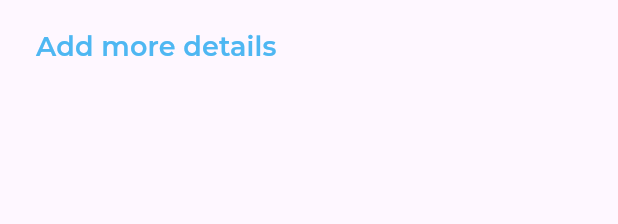
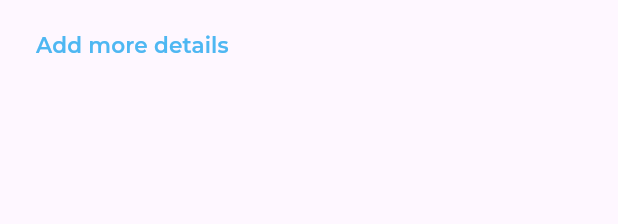
Before and after one commit to yehiaelashmawy/responsev_dash_bord, a Flutter app: the CustomButton widget shown alone on an empty page, opened directly, on a phone screen of 412 x 824 dp. Shown: the top 224 px of the screen. Run offline on Flutter 3.47's test engine with Material 3 defaults, Android fonts, the light colour scheme and no system bars; our stand-ins replace expandable_page_view, fl_chart, flutter_svg.

Commit message:
Responsev Font Size

```diff
--- a/lib/utils/app_style.dart
+++ b/lib/utils/app_style.dart
@@ -1,64 +1,118 @@
 import 'package:flutter/material.dart';
+import 'package:responsev_dash_bord/utils/size_config.dart';
 
 abstract class AppStyle {
-  static const TextStyle styleRegular16 = TextStyle(
+  static TextStyle styleRegular16(context) {
+    return TextStyle(
       color: Color(0xff064061),
-    fontSize: 16,
+      fontSize: getResponsevFontSize(context, fontSize: 16),
       fontFamily: 'Montserrat',
       fontWeight: FontWeight.w400,
     );
-  static const TextStyle styleBold16 = TextStyle(
+  }
+
+  static TextStyle styleBold16(context) {
+    return TextStyle(
       color: Color(0xff4EB7F2),
-    fontSize: 16,
+      fontSize: getResponsevFontSize(context, fontSize: 16),
       fontFamily: 'Montserrat',
       fontWeight: FontWeight.w700,
     );
-  static const TextStyle styleMedium16 = TextStyle(
+  }
+
+  static TextStyle styleMedium16(context) {
+    return TextStyle(
       color: Color(0xff064061),
-    fontSize: 16,
+      fontSize: getResponsevFontSize(context, fontSize: 16),
       fontFamily: 'Montserrat',
       fontWeight: FontWeight.w500,
     );
-  static const TextStyle styleMedium20 = TextStyle(
+  }
+
+  static TextStyle styleMedium20(context) {
+    return TextStyle(
       color: Color(0xffFFFFFF),
-    fontSize: 20,
+      fontSize: getResponsevFontSize(context, fontSize: 20),
       fontFamily: 'Montserrat',
       fontWeight: FontWeight.w500,
     );
-  static const TextStyle styleSemiBold16 = TextStyle(
+  }
+
+  static TextStyle styleSemiBold16(context) {
+    return TextStyle(
       color: Color(0xff064061),
-    fontSize: 16,
-    fontFamily: 'Montserrat',
-    fontWeight: FontWeight.w600,
-  );
-  static const TextStyle styleSemiBold20 = TextStyle(
-    color: Color(0xff064061),
-    fontSize: 20,
-    fontFamily: 'Montserrat',
-    fontWeight: FontWeight.w600,
-  );
-  static const TextStyle styleRegular12 = TextStyle(
-    color: Color(0xffAAAAAA),
-    fontSize: 12,
-    fontFamily: 'Montserrat',
-    fontWeight: FontWeight.w400,
-  );
-  static const TextStyle styleSemiBold24 = TextStyle(
-    color: Color(0xff4EB7F2),
-    fontSize: 24,
-    fontFamily: 'Montserrat',
-    fontWeight: FontWeight.w600,
-  );
-  static const TextStyle styleRegular14 = TextStyle(
-    color: Color(0xffAAAAAA),
-    fontSize: 14,
-    fontFamily: 'Montserrat',
-    fontWeight: FontWeight.w400,
-  );
-  static const TextStyle styleSemiBold18 = TextStyle(
-    color: Color(0xffffffff),
-    fontSize: 18,
+      fontSize: getResponsevFontSize(context, fontSize: 16),
       fontFamily: 'Montserrat',
       fontWeight: FontWeight.w600,
     );
   }
+
+  static TextStyle styleSemiBold20(context) {
+    return TextStyle(
+      color: Color(0xff064061),
+      fontSize: getResponsevFontSize(context, fontSize: 20),
+      fontFamily: 'Montserrat',
+      fontWeight: FontWeight.w600,
+    );
+  }
+
+  static TextStyle styleRegular12(context) {
+    return TextStyle(
+      color: Color(0xffAAAAAA),
+      fontSize: getResponsevFontSize(context, fontSize: 12),
+      fontFamily: 'Montserrat',
+      fontWeight: FontWeight.w400,
+    );
+  }
+
+  static TextStyle styleSemiBold24(context) {
+    return TextStyle(
+      color: Color(0xff4EB7F2),
+      fontSize: getResponsevFontSize(context, fontSize: 24),
+      fontFamily: 'Montserrat',
+      fontWeight: FontWeight.w600,
+    );
+  }
+
+  static TextStyle styleRegular14(context) {
+    return TextStyle(
+      color: Color(0xffAAAAAA),
+      fontSize: getResponsevFontSize(context, fontSize: 14),
+      fontFamily: 'Montserrat',
+      fontWeight: FontWeight.w400,
+    );
+  }
+
+  static TextStyle styleSemiBold18(context) {
+    return TextStyle(
+      color: Color(0xffffffff),
+      fontSize: getResponsevFontSize(context, fontSize: 18),
+      fontFamily: 'Montserrat',
+      fontWeight: FontWeight.w600,
+    );
+  }
+}
+
+double getResponsevFontSize(context, {required double fontSize}) {
+  double scaleFactor = getScaleFactor(context);
+  double responsevFontSize = fontSize * scaleFactor;
+  double lowerLimit = fontSize * 0.8;
+  double upperLimit = fontSize * 1.2;
+  return responsevFontSize.clamp(lowerLimit, upperLimit);
+}
+
+double getScaleFactor(context) {
+  // var dispatcher = PlatformDispatcher.instance;
+  // var physicalWidth = dispatcher.views.first.physicalSize.width;
+  // var devicePixelRatio = dispatcher.views.first.devicePixelRatio;
+  // double width = physicalWidth / devicePixelRatio;
+
+  double width = MediaQuery.sizeOf(context).width;
+  if (width < SizeConfig.tablet) {
+    return width / 550;
+  } else if (width < SizeConfig.desktop) {
+    return width / 1000;
+  } else {
+    return width / 1920;
+  }
+}
--- a/lib/widgets/all_expenses_header.dart
+++ b/lib/widgets/all_expenses_header.dart
@@ -9,7 +9,7 @@ class AllExpensesHeader extends StatelessWidget {
   Widget build(BuildContext context) {
     return Row(
       children: [
-        const Text('All Expenses', style: AppStyle.styleSemiBold20),
+        Text('All Expenses', style: AppStyle.styleSemiBold20(context)),
         Expanded(child: SizedBox()),
         RangeOpatin(),
       ],
--- a/lib/widgets/custom_button.dart
+++ b/lib/widgets/custom_button.dart
@@ -26,7 +26,7 @@ class CustomButton extends StatelessWidget {
         onPressed: () {},
         child: Text(
           text ?? 'Send Money',
-          style: AppStyle.styleSemiBold18.copyWith(color: textColor),
+          style: AppStyle.styleSemiBold18(context).copyWith(color: textColor),
         ),
       ),
     );
--- a/lib/widgets/custom_text_feild.dart
+++ b/lib/widgets/custom_text_feild.dart
@@ -10,7 +10,9 @@ class CustomTextFeild extends StatelessWidget {
       cursorColor: Color(0xff4EB7F2),
       decoration: InputDecoration(
         hintText: hint,
-        hintStyle: AppStyle.styleRegular16.copyWith(color: Color(0xffAAAAAA)),
+        hintStyle: AppStyle.styleRegular16(
+          context,
+        ).copyWith(color: Color(0xffAAAAAA)),
         fillColor: Color(0xffFAFAFA),
         filled: true,
 
--- a/lib/widgets/income_header.dart
+++ b/lib/widgets/income_header.dart
@@ -7,11 +7,11 @@ class IncomeHeader extends StatelessWidget {
 
   @override
   Widget build(BuildContext context) {
-    return const Row(
+    return Row(
       mainAxisAlignment: MainAxisAlignment.spaceBetween,
       children: [
-        Text('Income', style: AppStyle.styleSemiBold20),
-        RangeOpatin(),
+        Text('Income', style: AppStyle.styleSemiBold20(context)),
+        const RangeOpatin(),
       ],
     );
   }
--- a/lib/widgets/my_card_secation.dart
+++ b/lib/widgets/my_card_secation.dart
@@ -30,7 +30,7 @@ class _MyCardSecationState extends State<MyCardSecation> {
     return Column(
       crossAxisAlignment: CrossAxisAlignment.start,
       children: [
-        Text('My Card', style: AppStyle.styleSemiBold20),
+        Text('My Card', style: AppStyle.styleSemiBold20(context)),
         SizedBox(height: 20),
         MyCardsPageView(pageController: pageController),
         SizedBox(height: 20),
--- a/lib/widgets/quick_invice_header.dart
+++ b/lib/widgets/quick_invice_header.dart
@@ -8,7 +8,7 @@ class QuickInvoiceHeader extends StatelessWidget {
   Widget build(BuildContext context) {
     return Row(
       children: [
-        Text("Quick Invoice", style: AppStyle.styleSemiBold20),
+        Text("Quick Invoice", style: AppStyle.styleSemiBold20(context)),
         Spacer(),
         Container(
           width: 48,
--- a/lib/widgets/range_opation.dart
+++ b/lib/widgets/range_opation.dart
@@ -17,7 +17,7 @@ class RangeOpatin extends StatelessWidget {
       ),
       child: Row(
         children: [
-          Text('Monthly', style: AppStyle.styleMedium16),
+          Text('Monthly', style: AppStyle.styleMedium16(context)),
           SizedBox(width: 18),
           Transform.rotate(
             angle: -1.5708,
--- a/lib/widgets/title_text_feild.dart
+++ b/lib/widgets/title_text_feild.dart
@@ -12,7 +12,7 @@ class TitleTextFeild extends StatelessWidget {
     return Column(
       crossAxisAlignment: CrossAxisAlignment.start,
       children: [
-        Text(title, style: AppStyle.styleMedium16),
+        Text(title, style: AppStyle.styleMedium16(context)),
         SizedBox(height: 12),
         CustomTextFeild(hint: hint),
       ],
--- a/lib/widgets/transaction_history.dart
+++ b/lib/widgets/transaction_history.dart
@@ -15,7 +15,9 @@ class TransactionHistory extends StatelessWidget {
         SizedBox(height: 20),
         Text(
           '13 April 2022',
-          style: AppStyle.styleMedium16.copyWith(color: Color(0xffAAAAAA)),
+          style: AppStyle.styleMedium16(
+            context,
+          ).copyWith(color: Color(0xffAAAAAA)),
         ),
         SizedBox(height: 16),
         TransactionHistoryListView(),
--- a/lib/widgets/transaction_history_header.dart
+++ b/lib/widgets/transaction_history_header.dart
@@ -9,11 +9,13 @@ class TransactionHistoryHeader extends StatelessWidget {
     return Row(
       mainAxisAlignment: MainAxisAlignment.spaceBetween,
       children: [
-        Text('Transaction History', style: AppStyle.styleSemiBold20),
+        Text('Transaction History', style: AppStyle.styleSemiBold20(context)),
 
         Text(
           'See all',
-          style: AppStyle.styleMedium16.copyWith(color: Color(0XFF4EB7F2)),
+          style: AppStyle.styleMedium16(
+            context,
+          ).copyWith(color: Color(0XFF4EB7F2)),
         ),
       ],
     );
```
Also changed, not shown: lib/widgets/active_and_inactive_item.dart (+5 -2 lines), lib/widgets/detailed_income_chart.dart (+12 -20 lines), lib/widgets/inactive_and_active_expenses_item.dart (+12 -6 lines), lib/widgets/item_details.dart (+7 -2 lines), lib/widgets/latest_transaction.dart (+4 -4 lines), lib/widgets/my_card.dart (+13 -8 lines), lib/widgets/transaction_item.dart (+8 -3 lines), lib/widgets/user_info_lis_tile.dart (+5 -2 lines). Lines whose indentation alone changed are shown as unchanged.
